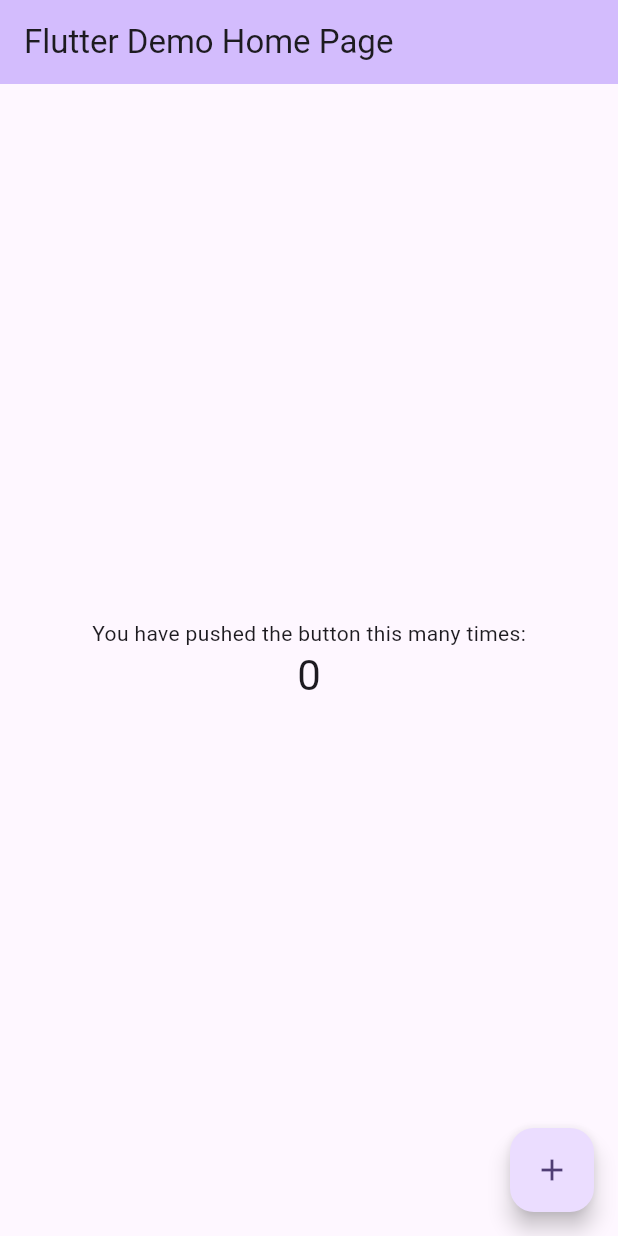
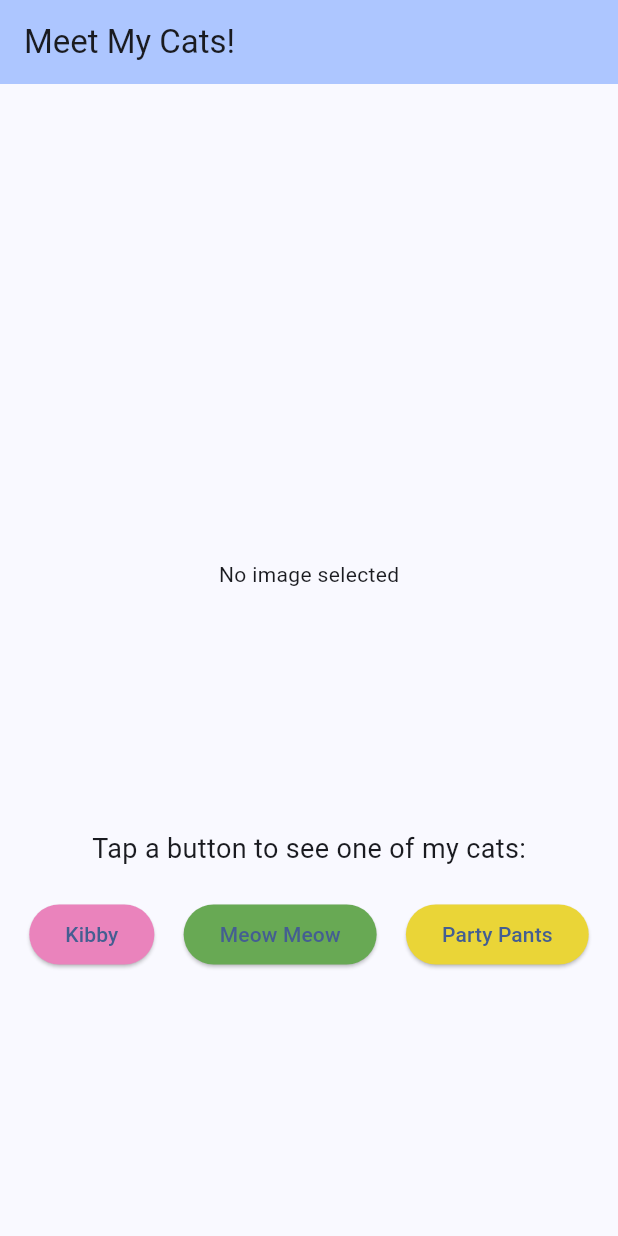
Before and after one commit to madisonewebb/CINS-467-FA-2024, a Flutter app: the screen it shows after launch, on a phone screen of 412 x 824 dp. Run offline on Flutter 3.47's test engine with Material 3 defaults, Android fonts, the phone set to English and light mode, and no system bars.

Commit message:
Finished Assignment 3

```diff
--- a/testapp01/lib/main.dart
+++ b/testapp01/lib/main.dart
@@ -7,46 +7,21 @@
 class MyApp extends StatelessWidget {
   const MyApp({super.key});
 
-  // This widget is the root of your application.
   @override
   Widget build(BuildContext context) {
     return MaterialApp(
-      title: 'Flutter Demo',
+      title: 'My Cats',
       theme: ThemeData(
-        // This is the theme of your application.
-        //
-        // TRY THIS: Try running your application with "flutter run". You'll see
-        // the application has a purple toolbar. Then, without quitting the app,
-        // try changing the seedColor in the colorScheme below to Colors.green
-        // and then invoke "hot reload" (save your changes or press the "hot
-        // reload" button in a Flutter-supported IDE, or press "r" if you used
-        // the command line to start the app).
-        //
-        // Notice that the counter didn't reset back to zero; the application
-        // state is not lost during the reload. To reset the state, use hot
-        // restart instead.
-        //
-        // This works for code too, not just values: Most code changes can be
-        // tested with just a hot reload.
-        colorScheme: ColorScheme.fromSeed(seedColor: Colors.deepPurple),
         useMaterial3: true,
+        colorScheme: ColorScheme.fromSeed(seedColor: Colors.blueAccent),
       ),
-      home: const MyHomePage(title: 'Flutter Demo Home Page'),
+      home: const MyHomePage(title: 'Meet My Cats!'),
     );
   }
 }
 
 class MyHomePage extends StatefulWidget {
   const MyHomePage({super.key, required this.title});
-
-  // This widget is the home page of your application. It is stateful, meaning
-  // that it has a State object (defined below) that contains fields that affect
-  // how it looks.
-
-  // This class is the configuration for the state. It holds the values (in this
-  // case the title) provided by the parent (in this case the App widget) and
-  // used by the build method of the State. Fields in a Widget subclass are
-  // always marked "final".
 
   final String title;
 
@@ -55,71 +30,81 @@
 }
 
 class _MyHomePageState extends State<MyHomePage> {
-  int _counter = 0;
+  String? _currentCat; // No image initially
 
-  void _incrementCounter() {
+  void _showKibby() {
     setState(() {
-      // This call to setState tells the Flutter framework that something has
-      // changed in this State, which causes it to rerun the build method below
-      // so that the display can reflect the updated values. If we changed
-      // _counter without calling setState(), then the build method would not be
-      // called again, and so nothing would appear to happen.
-      _counter++;
+      _currentCat = 'assets/images/kibby.jpg';
+    });
+  }
+
+  void _showMeowMeow() {
+    setState(() {
+      _currentCat = 'assets/images/meowmeow.jpg';
+    });
+  }
+
+  void _showPartyPants() {
+    setState(() {
+      _currentCat = 'assets/images/partypants.jpg';
     });
   }
 
   @override
   Widget build(BuildContext context) {
-    // This method is rerun every time setState is called, for instance as done
-    // by the _incrementCounter method above.
-    //
-    // The Flutter framework has been optimized to make rerunning build methods
-    // fast, so that you can just rebuild anything that needs updating rather
-    // than having to individually change instances of widgets.
     return Scaffold(
       appBar: AppBar(
-        // TRY THIS: Try changing the color here to a specific color (to
-        // Colors.amber, perhaps?) and trigger a hot reload to see the AppBar
-        // change color while the other colors stay the same.
         backgroundColor: Theme.of(context).colorScheme.inversePrimary,
-        // Here we take the value from the MyHomePage object that was created by
-        // the App.build method, and use it to set our appbar title.
         title: Text(widget.title),
       ),
-      body: Center(
-        // Center is a layout widget. It takes a single child and positions it
-        // in the middle of the parent.
-        child: Column(
-          // Column is also a layout widget. It takes a list of children and
-          // arranges them vertically. By default, it sizes itself to fit its
-          // children horizontally, and tries to be as tall as its parent.
-          //
-          // Column has various properties to control how it sizes itself and
-          // how it positions its children. Here we use mainAxisAlignment to
-          // center the children vertically; the main axis here is the vertical
-          // axis because Columns are vertical (the cross axis would be
-          // horizontal).
-          //
-          // TRY THIS: Invoke "debug painting" (choose the "Toggle Debug Paint"
-          // action in the IDE, or press "p" in the console), to see the
-          // wireframe for each widget.
+      body: Column(
         mainAxisAlignment: MainAxisAlignment.center,
         children: <Widget>[
+          _currentCat != null
+              ? Image.asset(
+                  _currentCat!, // Display the selected cat image
+                  width: 300,
+                  height: 300,
+                  fit: BoxFit.cover,
+                )
+              : const SizedBox(
+                  height: 300,
+                  child: Center(child: Text('No image selected')),
+                ),
+          const SizedBox(height: 20),
           const Text(
-              'You have pushed the button this many times:',
+            'Tap a button to see one of my cats:',
+            style: TextStyle(fontSize: 18),
           ),
-            Text(
-              '$_counter',
-              style: Theme.of(context).textTheme.headlineMedium,
+          const SizedBox(height: 20),
+          Row(
+            mainAxisAlignment: MainAxisAlignment.spaceEvenly,
+            children: <Widget>[
+              ElevatedButton(
+                onPressed: _showKibby,
+                style: ElevatedButton.styleFrom(
+                  backgroundColor: const Color.fromARGB(255, 234, 131, 188),
+                ),
+                child: const Text('Kibby'),
+              ),
+              ElevatedButton(
+                onPressed: _showMeowMeow,
+                style: ElevatedButton.styleFrom(
+                  backgroundColor: const Color.fromARGB(255, 104, 169, 84),
+                ),
+                child: const Text('Meow Meow'),
+              ),
+              ElevatedButton(
+                onPressed: _showPartyPants,
+                style: ElevatedButton.styleFrom(
+                  backgroundColor: const Color.fromARGB(255, 234, 213, 55),
+                ),
+                child: const Text('Party Pants'),
               ),
             ],
           ),
+        ],
       ),
-      floatingActionButton: FloatingActionButton(
-        onPressed: _incrementCounter,
-        tooltip: 'Increment',
-        child: const Icon(Icons.add),
-      ), // This trailing comma makes auto-formatting nicer for build methods.
     );
   }
 }
--- a/testapp01/pubspec.yaml
+++ b/testapp01/pubspec.yaml
@@ -62,6 +62,10 @@ flutter:
   # assets:
   #   - images/a_dot_burr.jpeg
   #   - images/a_dot_ham.jpeg
+  assets:
+    - assets/images/kibby.jpg
+    - assets/images/meowmeow.jpg
+    - assets/images/partypants.jpg
 
   # An image asset can refer to one or more resolution-specific "variants", see
   # https://flutter.dev/to/resolution-aware-images
```
Also changed, not shown: testapp01/assets/images/kibby.jpg (added), testapp01/assets/images/meowmeow.jpg (added), testapp01/assets/images/partypants.jpg (added). Lines whose indentation alone changed are shown as unchanged.
